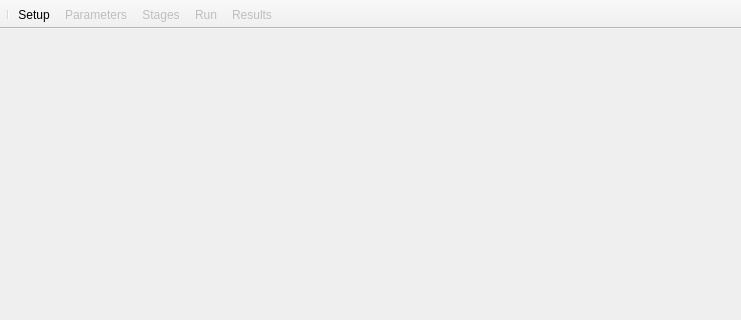
First picture: the form in mainframe.ui, repository hallamlab/MetaPathwaysGUI, before the edit; both pictures show x 0 to 741 and y 0 to 320 of the 741 by 782 pixel window.
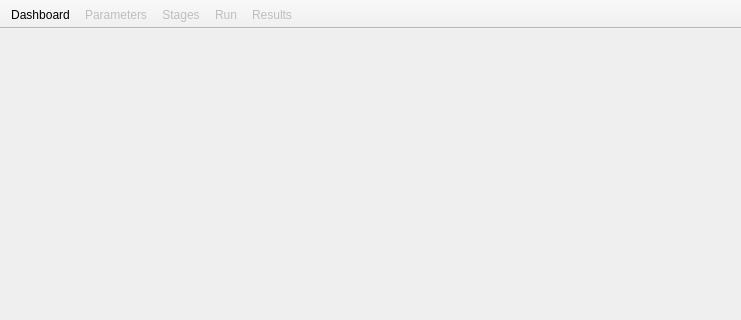
Second picture: the form after the edit.

```diff
--- a/mainframe.ui
+++ b/mainframe.ui
@@ -104,8 +104,7 @@
    <attribute name="toolBarBreak">
     <bool>false</bool>
    </attribute>
-   <addaction name="separator"/>
-   <addaction name="actionSetup"/>
+   <addaction name="actionDashboard"/>
    <addaction name="actionRunParams"/>
    <addaction name="actionStages"/>
    <addaction name="actionRun"/>
@@ -186,6 +185,11 @@
     <bool>false</bool>
    </property>
   </action>
+  <action name="actionDashboard">
+   <property name="text">
+    <string>Dashboard</string>
+   </property>
+  </action>
  </widget>
  <resources/>
  <connections/>
```
